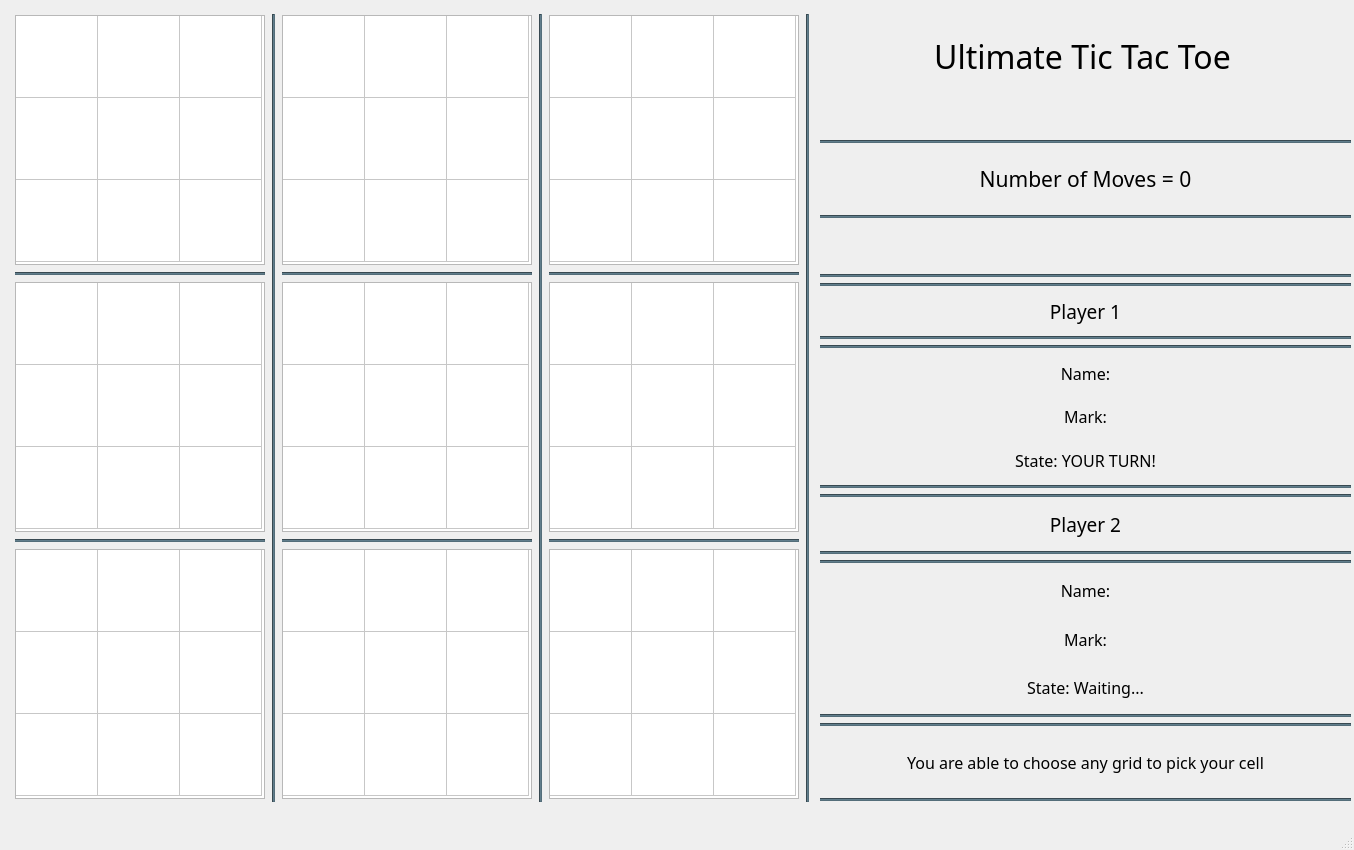
Qt form ultimate_ttt_ui.ui (adhamhamdy3/Ultimate-Tic-Tac-Toe) before a commit.
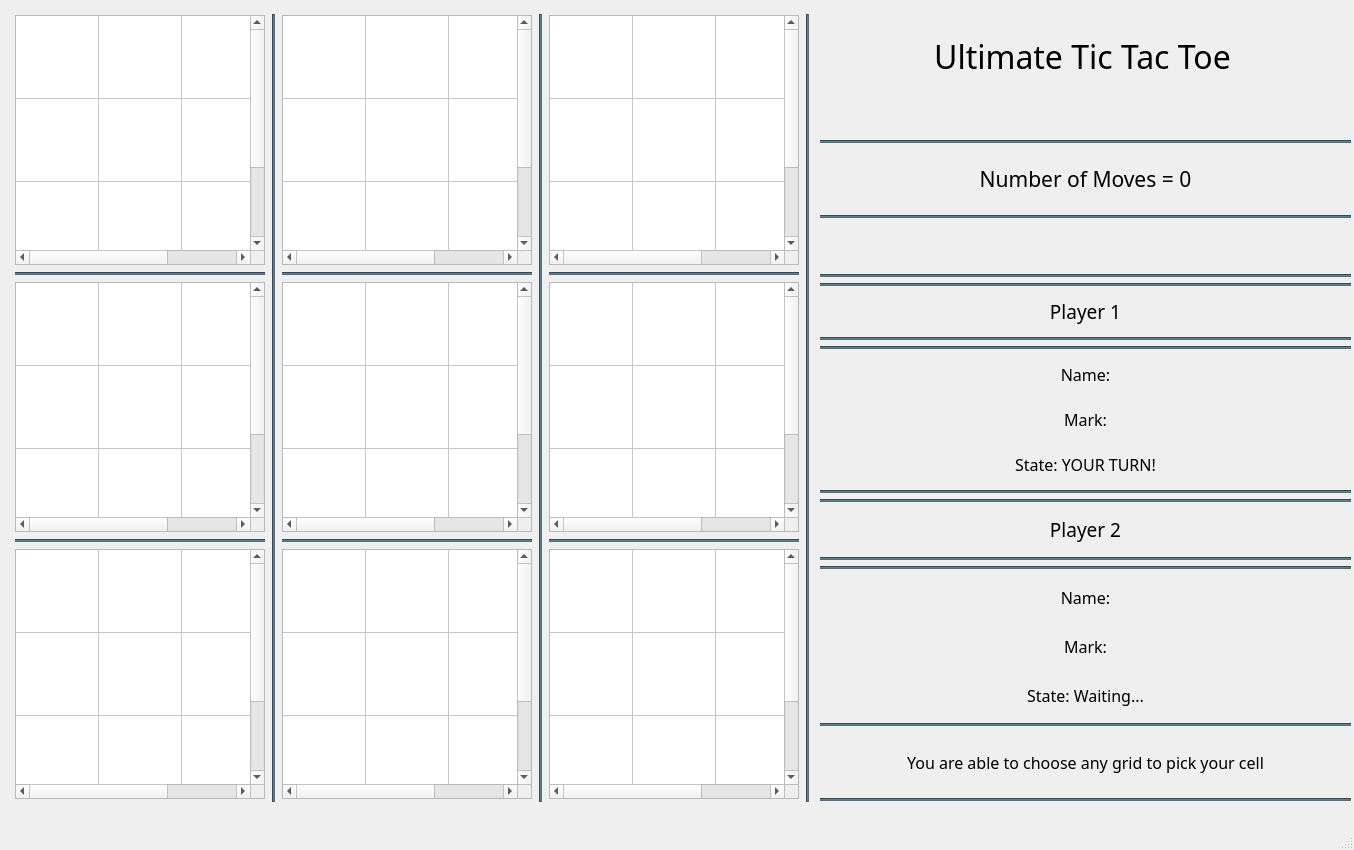
The same form after that commit.

Patch:
```diff
--- a/ultimate_ttt_ui.ui
+++ b/ultimate_ttt_ui.ui
@@ -289,14 +289,17 @@
          <attribute name="horizontalHeaderVisible">
           <bool>false</bool>
          </attribute>
+         <attribute name="horizontalHeaderMinimumSectionSize">
+          <number>39</number>
+         </attribute>
          <attribute name="horizontalHeaderDefaultSectionSize">
-          <number>82</number>
+          <number>83</number>
          </attribute>
          <attribute name="verticalHeaderVisible">
           <bool>false</bool>
          </attribute>
          <attribute name="verticalHeaderDefaultSectionSize">
-          <number>82</number>
+          <number>83</number>
          </attribute>
          <row>
           <property name="text">
@@ -457,13 +460,13 @@
           <bool>false</bool>
          </attribute>
          <attribute name="horizontalHeaderDefaultSectionSize">
-          <number>82</number>
+          <number>83</number>
          </attribute>
          <attribute name="verticalHeaderVisible">
           <bool>false</bool>
          </attribute>
          <attribute name="verticalHeaderDefaultSectionSize">
-          <number>82</number>
+          <number>83</number>
          </attribute>
          <row>
           <property name="text">
@@ -624,13 +627,13 @@
           <bool>false</bool>
          </attribute>
          <attribute name="horizontalHeaderDefaultSectionSize">
-          <number>82</number>
+          <number>83</number>
          </attribute>
          <attribute name="verticalHeaderVisible">
           <bool>false</bool>
          </attribute>
          <attribute name="verticalHeaderDefaultSectionSize">
-          <number>82</number>
+          <number>83</number>
          </attribute>
          <row>
           <property name="text">
@@ -795,13 +798,13 @@
           <bool>false</bool>
          </attribute>
          <attribute name="horizontalHeaderDefaultSectionSize">
-          <number>82</number>
+          <number>83</number>
          </attribute>
          <attribute name="verticalHeaderVisible">
           <bool>false</bool>
          </attribute>
          <attribute name="verticalHeaderDefaultSectionSize">
-          <number>82</number>
+          <number>83</number>
          </attribute>
          <row>
           <property name="text">
@@ -962,13 +965,13 @@
           <bool>false</bool>
          </attribute>
          <attribute name="horizontalHeaderDefaultSectionSize">
-          <number>82</number>
+          <number>83</number>
          </attribute>
          <attribute name="verticalHeaderVisible">
           <bool>false</bool>
          </attribute>
          <attribute name="verticalHeaderDefaultSectionSize">
-          <number>82</number>
+          <number>83</number>
          </attribute>
          <row>
           <property name="text">
@@ -1138,13 +1141,13 @@
           <bool>false</bool>
          </attribute>
          <attribute name="horizontalHeaderDefaultSectionSize">
-          <number>82</number>
+          <number>83</number>
          </attribute>
          <attribute name="verticalHeaderVisible">
           <bool>false</bool>
          </attribute>
          <attribute name="verticalHeaderDefaultSectionSize">
-          <number>82</number>
+          <number>83</number>
          </attribute>
          <row>
           <property name="text">
@@ -1309,13 +1312,13 @@
           <bool>false</bool>
          </attribute>
          <attribute name="horizontalHeaderDefaultSectionSize">
-          <number>82</number>
+          <number>83</number>
          </attribute>
          <attribute name="verticalHeaderVisible">
           <bool>false</bool>
          </attribute>
          <attribute name="verticalHeaderDefaultSectionSize">
-          <number>82</number>
+          <number>83</number>
          </attribute>
          <row>
           <property name="text">
@@ -1476,13 +1479,13 @@
           <bool>false</bool>
          </attribute>
          <attribute name="horizontalHeaderDefaultSectionSize">
-          <number>82</number>
+          <number>83</number>
          </attribute>
          <attribute name="verticalHeaderVisible">
           <bool>false</bool>
          </attribute>
          <attribute name="verticalHeaderDefaultSectionSize">
-          <number>82</number>
+          <number>83</number>
          </attribute>
          <row>
           <property name="text">
@@ -1643,13 +1646,13 @@
           <bool>false</bool>
          </attribute>
          <attribute name="horizontalHeaderDefaultSectionSize">
-          <number>82</number>
+          <number>83</number>
          </attribute>
          <attribute name="verticalHeaderVisible">
           <bool>false</bool>
          </attribute>
          <attribute name="verticalHeaderDefaultSectionSize">
-          <number>82</number>
+          <number>83</number>
          </attribute>
          <row>
           <property name="text">
@@ -2100,16 +2103,6 @@
      </item>
      <item>
       <layout class="QVBoxLayout" name="verticalLayout_8">
-       <item>
-        <widget class="Line" name="line_18">
-         <property name="styleSheet">
-          <string notr="true">background-color: #546E7A;</string>
-         </property>
-         <property name="orientation">
-          <enum>Qt::Orientation::Horizontal</enum>
-         </property>
-        </widget>
-       </item>
        <item>
         <widget class="Line" name="line_16">
          <property name="styleSheet">
```
